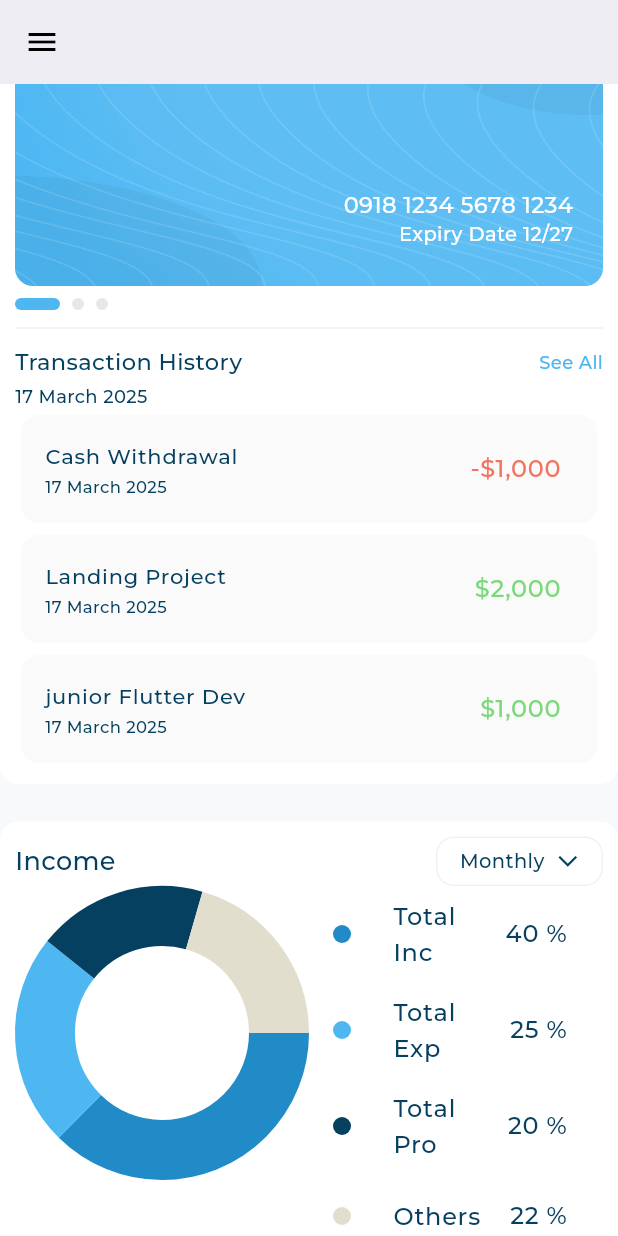
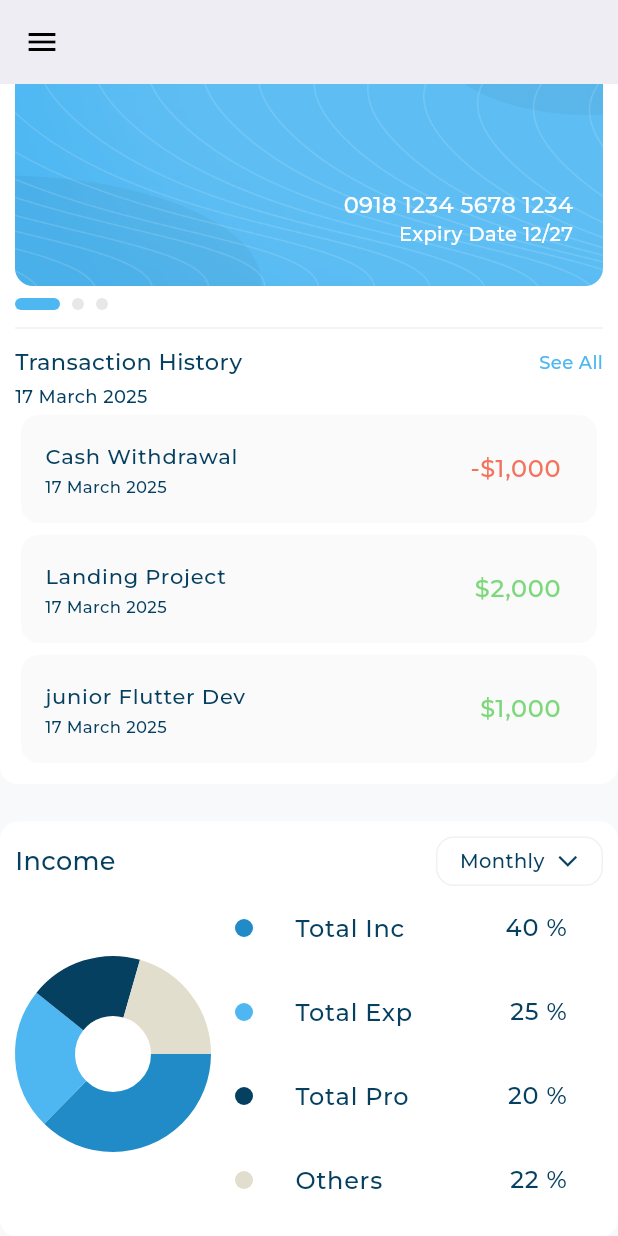
Before and after one commit to Ehabhanna1/Responsive-Dash-Board, a Flutter app: the screen it shows after launch, scrolled down 933 dp, on a phone screen of 412 x 824 dp. Run offline on Flutter 3.47's test engine with Material 3 defaults, Android fonts, the phone set to English and light mode, and no system bars; drawn by our look-alikes of expandable_page_view, fl_chart; our stand-ins replace flutter_svg; project files that could hold a hidden picture were left out.

Commit message:
refactor incom section

```diff
--- a/lib/widgets/income_section.dart
+++ b/lib/widgets/income_section.dart
@@ -1,25 +1,23 @@
+
+
 import 'package:flutter/material.dart';
 import 'package:responsive_dash_board/widgets/custom_background_container.dart';
 import 'package:responsive_dash_board/widgets/incom_section_header.dart';
 import 'package:responsive_dash_board/widgets/income_chart.dart';
 import 'package:responsive_dash_board/widgets/income_details.dart';
+import 'package:responsive_dash_board/widgets/income_section_body.dart';
 
 class IncomeSection extends StatelessWidget {
   const IncomeSection({super.key});
 
   @override
   Widget build(BuildContext context) {
+
     return CustomBackgroundContainer(
       child: Column(
         children: [
           IncomeSectionHeader(),
-          Row(
-            crossAxisAlignment: CrossAxisAlignment.start,
-            children: [
-            Expanded(child: IncomeChart()),
-            Expanded(child: IncomeDetails()),
-
-          ]),
+          IncomeSectionBody(),
         ],
       ),
       );
--- /dev/null
+++ b/lib/widgets/income_section_body.dart
@@ -0,0 +1,33 @@
+import 'dart:developer';
+
+import 'package:flutter/material.dart';
+import 'package:responsive_dash_board/widgets/income_chart.dart';
+import 'package:responsive_dash_board/widgets/income_details.dart';
+
+class IncomeSectionBody extends StatelessWidget {
+  const IncomeSectionBody({
+    super.key,
+  });
+
+  @override
+  Widget build(BuildContext context) {
+    double width = MediaQuery.sizeOf(context).width;
+
+    // to decide the width of conditional widget >>
+   // log(MediaQuery.sizeOf(context).width.toString());
+
+    return width >=1200 && width < 1365 ? SizedBox() :
+     Row(
+      crossAxisAlignment: CrossAxisAlignment.center,
+      children: [
+      Expanded(child: IncomeChart()),
+      Expanded(
+        flex: 2,
+        child: IncomeDetails()),
+
+    ]);
+
+
+
+  }
+}
```
